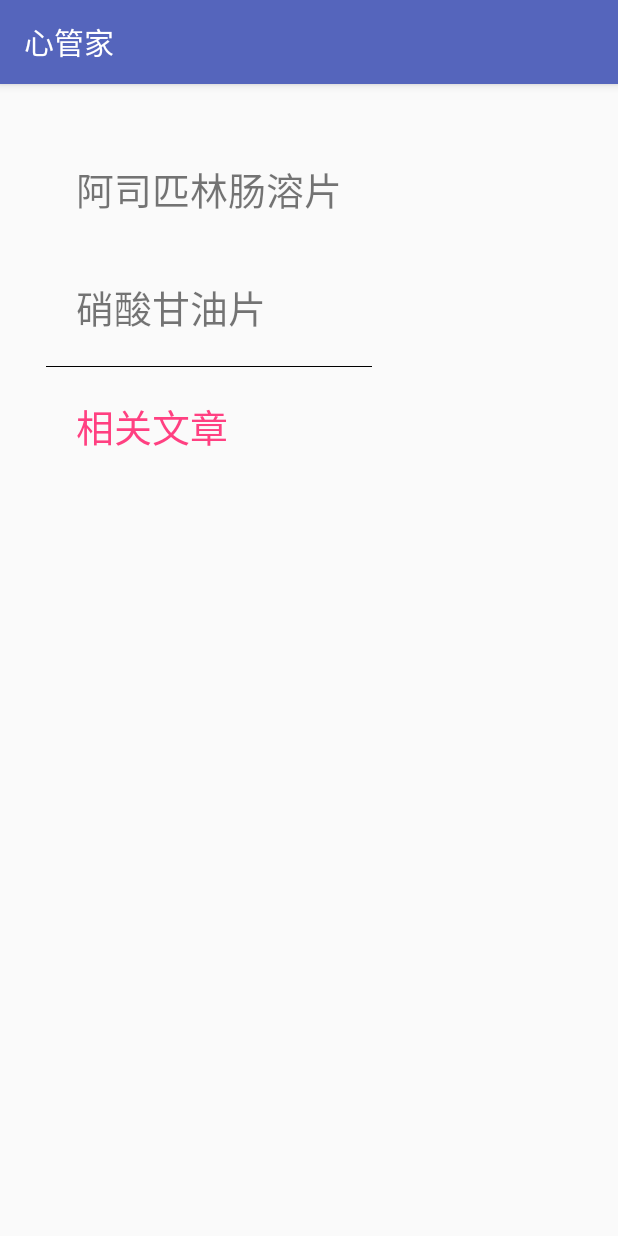
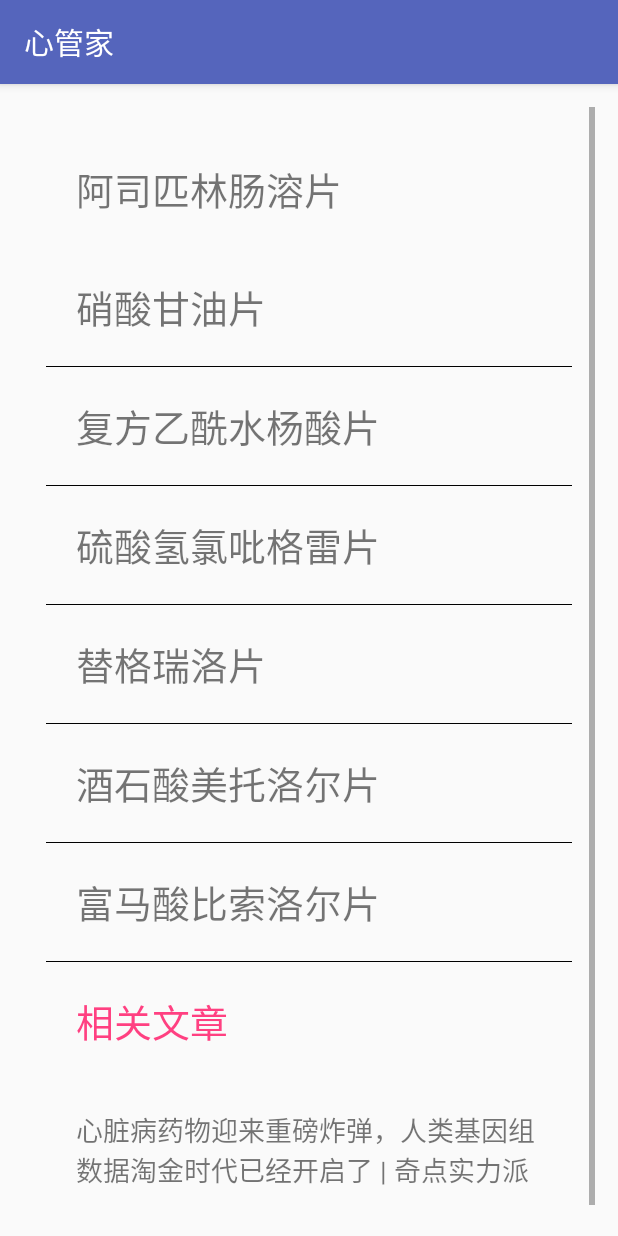
Before and after one commit to jackGWY/XinZangApp, an Android app: the medicineActivity screen opened directly, with no data from a screen before it, on a phone screen of 412 x 824 dp. Run offline under Robolectric (Android 15) with nearby library versions, the phone set to English and light mode, and no system bars.

Commit message:
add medicine things

```diff
--- a/app/src/main/AndroidManifest.xml
+++ b/app/src/main/AndroidManifest.xml
@@ -25,7 +25,8 @@
         <activity android:name=".LoginActivity" />
         <activity android:name=".medicineActivity" />
         <activity android:name=".medicine.bMedicine1Activity" />
-        <activity android:name=".medicine.bMedicine2Activity"></activity>
+        <activity android:name=".medicine.bMedicine2Activity" />
+        <activity android:name=".medicineArticle.medicineAticle1Activity"></activity>
     </application>
 
 </manifest>
--- a/app/src/main/java/com/guo/xinzangapp/medicineActivity.java
+++ b/app/src/main/java/com/guo/xinzangapp/medicineActivity.java
@@ -9,17 +9,20 @@ import android.widget.TextView;
 
 import com.guo.xinzangapp.medicine.bMedicine1Activity;
 import com.guo.xinzangapp.medicine.bMedicine2Activity;
+import com.guo.xinzangapp.medicineArticle.medicineAticle1Activity;
 
 public class medicineActivity extends AppCompatActivity {
 
-    private TextView bMedicine1,bMedicine2;
+    private TextView bMedicine1,bMedicine2,artical1;
     @Override
     protected void onCreate(Bundle savedInstanceState) {
         super.onCreate(savedInstanceState);
         setContentView(R.layout.activity_medicine);
+
         bMedicine1 = (TextView) findViewById(R.id.bMedicine1);
         bMedicine2 = (TextView) findViewById(R.id.bMedicine2);
 
+        artical1= (TextView)findViewById(R.id.artical_1);
         bMedicine1.setOnClickListener(new View.OnClickListener() {
             @Override
             public void onClick(View v) {
@@ -33,5 +36,25 @@ public class medicineActivity extends AppCompatActivity {
                 startActivity(new Intent(medicineActivity.this,bMedicine2Activity.class));
             }
         });
+        setListener();
+    }
+
+    private void setListener(){
+        OnClick onClick = new OnClick();
+        artical1.setOnClickListener(onClick);
+    }
+
+    private class OnClick implements View.OnClickListener{
+
+        @Override
+        public void onClick(View v) {
+            Intent intent=null;
+                switch(v.getId()){
+                    case R.id.artical_1:
+                        intent=new Intent(medicineActivity.this,medicineAticle1Activity.class);
+                        break;
+                }
+            startActivity(intent);
+        }
     }
 }
--- a/app/src/main/res/layout/activity_medicine.xml
+++ b/app/src/main/res/layout/activity_medicine.xml
@@ -41,12 +41,90 @@
             android:layout_width="wrap_content"
             android:layout_height="wrap_content"
             android:padding="20dp"
+            android:text="复方乙酰水杨酸片"
+            android:textSize="@dimen/medicineTextListSize"
+            />
+        <View
+            android:layout_height="1px"
+            android:background="#000000"
+            android:layout_width="fill_parent">
+        </View>
+
+        <TextView
+            android:layout_width="wrap_content"
+            android:layout_height="wrap_content"
+            android:padding="20dp"
+            android:text="硫酸氢氯吡格雷片"
+            android:textSize="@dimen/medicineTextListSize"
+            />
+        <View
+            android:layout_height="1px"
+            android:background="#000000"
+            android:layout_width="fill_parent">
+        </View>
+
+        <TextView
+            android:layout_width="wrap_content"
+            android:layout_height="wrap_content"
+            android:padding="20dp"
+            android:text="替格瑞洛片"
+            android:textSize="@dimen/medicineTextListSize"
+            />
+        <View
+            android:layout_height="1px"
+            android:background="#000000"
+            android:layout_width="fill_parent">
+        </View>
+
+        <TextView
+            android:layout_width="wrap_content"
+            android:layout_height="wrap_content"
+            android:padding="20dp"
+            android:text="酒石酸美托洛尔片"
+            android:textSize="@dimen/medicineTextListSize"
+            />
+        <View
+            android:layout_height="1px"
+            android:background="#000000"
+            android:layout_width="fill_parent">
+        </View>
+
+        <TextView
+            android:layout_width="wrap_content"
+            android:layout_height="wrap_content"
+            android:padding="20dp"
+            android:text="富马酸比索洛尔片"
+            android:textSize="@dimen/medicineTextListSize"
+            />
+        <View
+            android:layout_height="1px"
+            android:background="#000000"
+            android:layout_width="fill_parent">
+        </View>
+
+        <TextView
+            android:layout_width="wrap_content"
+            android:layout_height="wrap_content"
+            android:padding="20dp"
             android:text="相关文章"
             android:textColor="@color/colorAccent"
-            android:textSize="25sp"
+            android:textSize="@dimen/medicineTextListSize"
             />
 
 
+        <TextView
+            android:layout_width="wrap_content"
+            android:layout_height="wrap_content"
+            android:id="@+id/artical_1"
+            android:padding="20dp"
+            android:text="心脏病药物迎来重磅炸弹，人类基因组数据淘金时代已经开启了 | 奇点实力派"
+            android:textSize="@dimen/medicineArtical"
+            />
+        <View
+            android:layout_height="1px"
+            android:background="#000000"
+            android:layout_width="fill_parent">
+        </View>
 
     </LinearLayout>
 
--- a/app/src/main/res/values/dimens.xml
+++ b/app/src/main/res/values/dimens.xml
@@ -9,4 +9,5 @@
     <dimen name="medicine_margin_bottom">25dp</dimen>
     <dimen name="lineSpacingExtra_medicine">8dp</dimen>
     <dimen name="medicineTextListSize">25sp</dimen>
+    <dimen name="medicineArtical">18sp</dimen>
 </resources>
```
Also changed, not shown: app/src/main/java/com/guo/xinzangapp/medicineArticle/medicineAticle1Activity.java (added, +69 -0 lines), app/src/main/res/layout/activity_medicine_aticle1.xml (added, +13 -0 lines).
